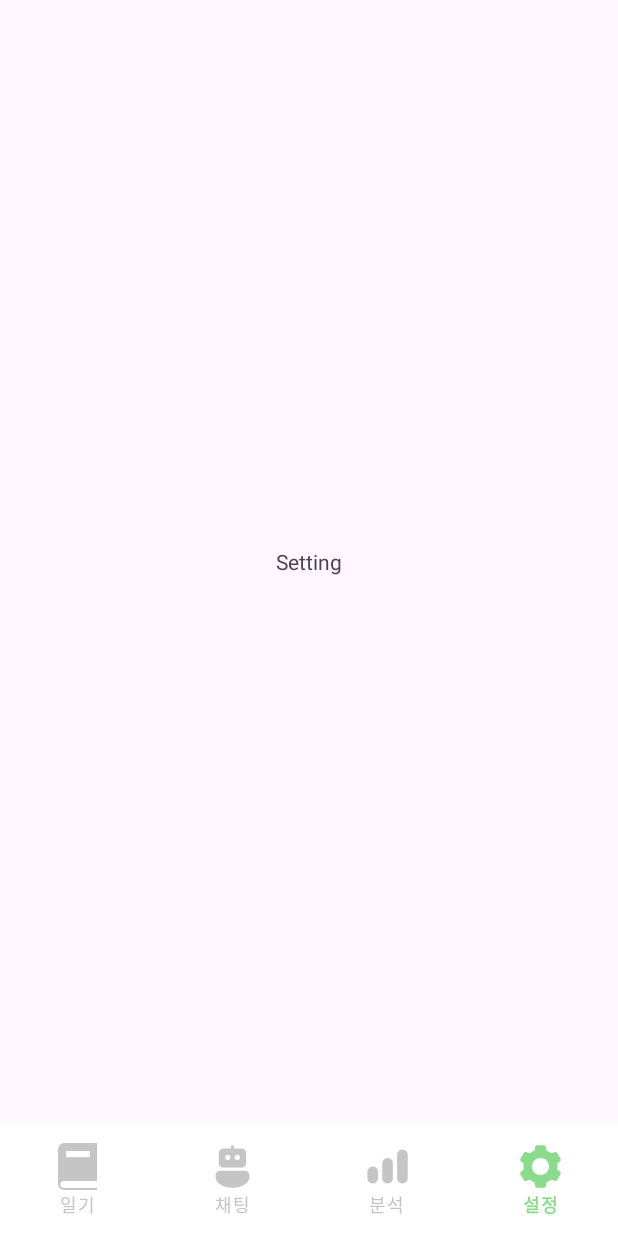
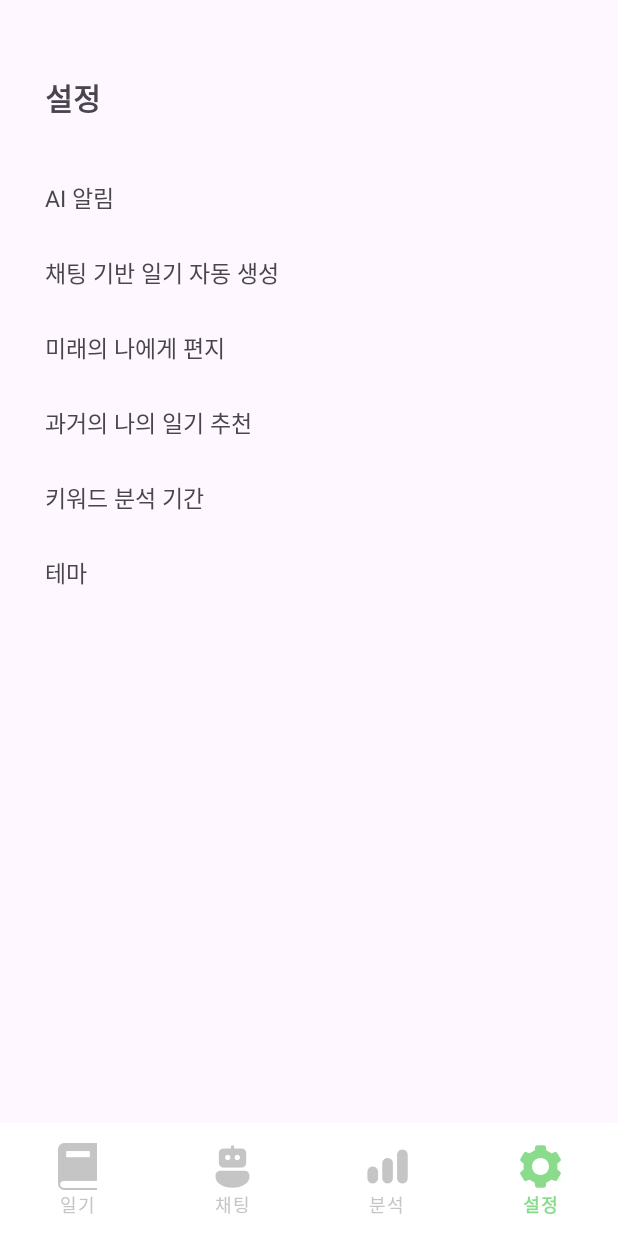
Before and after one commit to KU-diarymate/android_diarymate, an Android app: the screen it shows after launch (MainActivity), item 4 of the bottom bar chosen, on a phone screen of 412 x 824 dp. Run offline under Robolectric (Android 15) with nearby library versions, the phone set to English and light mode, and no system bars.

Commit message:
add setting txt

```diff
--- /dev/null
+++ b/app/src/main/java/ku/kpro/diary_mate/CustomToggleButton.kt
@@ -0,0 +1,15 @@
+package ku.kpro.diary_mate
+
+import android.content.Context
+import android.graphics.Canvas
+import android.util.AttributeSet
+import android.view.View
+
+class CustomToggleButton(context : Context, attr : AttributeSet)
+    : View(context, attr) {
+
+    override fun onDraw(canvas: Canvas) {
+        super.onDraw(canvas)
+    }
+
+}
--- a/app/src/main/res/layout/fragment_setting.xml
+++ b/app/src/main/res/layout/fragment_setting.xml
@@ -5,12 +5,89 @@
     xmlns:app="http://schemas.android.com/apk/res-auto">
 
     <TextView
+        android:id="@+id/setting_title_txt"
         android:layout_width="wrap_content"
         android:layout_height="wrap_content"
-        android:text="Setting"
-        app:layout_constraintBottom_toBottomOf="parent"
+        android:text="설정"
+        app:layout_constraintTop_toTopOf="parent"
+        app:layout_constraintStart_toStartOf="parent"
+        android:layout_marginTop="50dp"
+        android:layout_marginLeft="30dp"
+        android:textSize="20dp"
+        android:textStyle="bold" />
+
+    <TextView
+        android:id="@+id/setting_alarm_txt"
+        android:layout_width="wrap_content"
+        android:layout_height="wrap_content"
+        android:text="AI 알림"
+        app:layout_constraintTop_toTopOf="parent"
+        app:layout_constraintStart_toStartOf="parent"
+        android:layout_marginTop="120dp"
+        android:layout_marginLeft="30dp"
+        android:textSize="15dp" />
+
+    <ku.kpro.diary_mate.CustomToggleButton
+        android:layout_width="wrap_content"
+        android:layout_height="wrap_content"
+        app:layout_constraintTop_toTopOf="@+id/setting_alarm_txt"
+        app:layout_constraintBottom_toBottomOf="@+id/setting_alarm_txt"
         app:layout_constraintEnd_toEndOf="parent"
+        android:layout_marginRight="30dp"/>
+
+    <TextView
+        android:id="@+id/setting_auto_diary_txt"
+        android:layout_width="wrap_content"
+        android:layout_height="wrap_content"
+        android:text="채팅 기반 일기 자동 생성"
+        app:layout_constraintTop_toTopOf="parent"
         app:layout_constraintStart_toStartOf="parent"
-        app:layout_constraintTop_toTopOf="parent" />
+        android:layout_marginTop="170dp"
+        android:layout_marginLeft="30dp"
+        android:textSize="15dp" />
+
+    <TextView
+        android:id="@+id/setting_future_txt"
+        android:layout_width="wrap_content"
+        android:layout_height="wrap_content"
+        android:text="미래의 나에게 편지"
+        app:layout_constraintTop_toTopOf="parent"
+        app:layout_constraintStart_toStartOf="parent"
+        android:layout_marginTop="220dp"
+        android:layout_marginLeft="30dp"
+        android:textSize="15dp" />
+
+    <TextView
+        android:id="@+id/setting_past_txt"
+        android:layout_width="wrap_content"
+        android:layout_height="wrap_content"
+        android:text="과거의 나의 일기 추천"
+        app:layout_constraintTop_toTopOf="parent"
+        app:layout_constraintStart_toStartOf="parent"
+        android:layout_marginTop="270dp"
+        android:layout_marginLeft="30dp"
+        android:textSize="15dp" />
+
+    <TextView
+        android:id="@+id/setting_analysis_txt"
+        android:layout_width="wrap_content"
+        android:layout_height="wrap_content"
+        android:text="키워드 분석 기간"
+        app:layout_constraintTop_toTopOf="parent"
+        app:layout_constraintStart_toStartOf="parent"
+        android:layout_marginTop="320dp"
+        android:layout_marginLeft="30dp"
+        android:textSize="15dp" />
+
+    <TextView
+        android:id="@+id/setting_theme_txt"
+        android:layout_width="wrap_content"
+        android:layout_height="wrap_content"
+        android:text="테마"
+        app:layout_constraintTop_toTopOf="parent"
+        app:layout_constraintStart_toStartOf="parent"
+        android:layout_marginTop="370dp"
+        android:layout_marginLeft="30dp"
+        android:textSize="15dp" />
 
 </androidx.constraintlayout.widget.ConstraintLayout>
```
